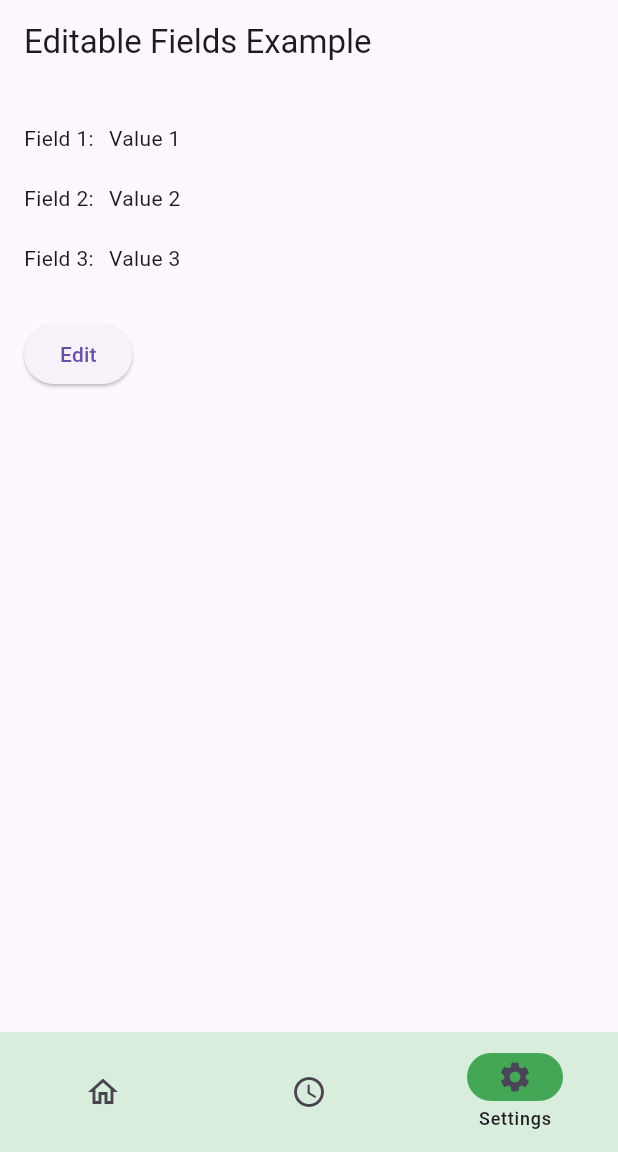
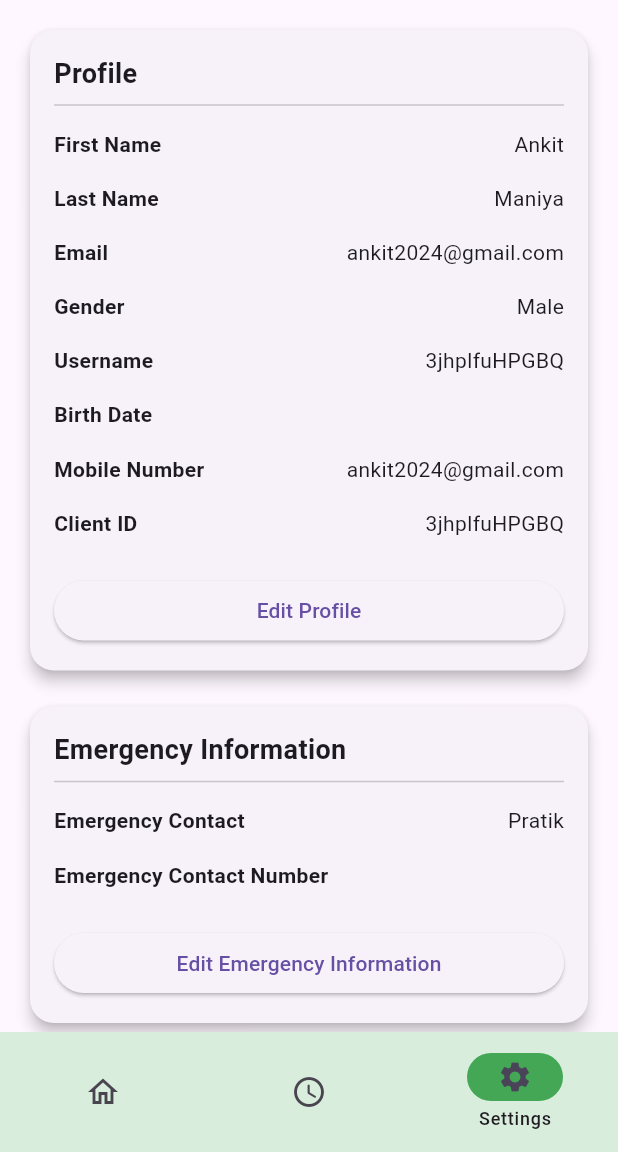
Before and after one commit to pratikboghani/shifttime, a Flutter app: the screen it shows after launch, item 3 of the bottom bar chosen, on a phone screen of 412 x 824 dp, the part 84-1236 px from its top. Run offline on Flutter 3.47's test engine with Material 3 defaults, Android fonts, the phone set to English and light mode, and no system bars; our stand-ins replace animated_splash_screen, shared_preferences; missing offline and left inert: dart:js_interop, extension.

Commit message:
User Settings prototype

```diff
--- a/lib/screens/user_setting_screen.dart
+++ b/lib/screens/user_setting_screen.dart
@@ -8,87 +8,140 @@ class UserSettingScreen extends StatelessWidget {
   @override
   Widget build(BuildContext context) {
     return MaterialApp(
+      debugShowCheckedModeBanner: false,
       home: Scaffold(
-        appBar: AppBar(
-          title: Text('Editable Fields Example'),
-        ),
-        body: EditableFields(),
+        body: SingleChildScrollView(child: UserInfoScreen(),),
       ),
     );
   }
 }
 
-class EditableFields extends StatefulWidget {
-  @override
-  _EditableFieldsState createState() => _EditableFieldsState();
-}
-
-class _EditableFieldsState extends State<EditableFields> {
-  TextEditingController _field1Controller = TextEditingController();
-  TextEditingController _field2Controller = TextEditingController();
-  TextEditingController _field3Controller = TextEditingController();
-
-  bool _isEditing = false;
-
-  @override
-  void initState() {
-    super.initState();
-    // Initialize values for non-editable fields
-    _field1Controller.text = 'Value 1';
-    _field2Controller.text = 'Value 2';
-    _field3Controller.text = 'Value 3';
-  }
-
+class UserInfoScreen extends StatelessWidget {
   @override
   Widget build(BuildContext context) {
     return Padding(
       padding: const EdgeInsets.all(16.0),
       child: Column(
-        crossAxisAlignment: CrossAxisAlignment.start,
+        crossAxisAlignment: CrossAxisAlignment.stretch,
         children: [
-          buildNonEditableField('Field 1', _field1Controller),
-          buildNonEditableField('Field 2', _field2Controller),
-          buildNonEditableField('Field 3', _field3Controller),
-          SizedBox(height: 20),
-          ElevatedButton(
-            onPressed: () {
-              setState(() {
-                // Toggle editing mode
-                _isEditing = !_isEditing;
-                // Clear text fields when entering edit mode
-                if (_isEditing) {
-                  _field1Controller.clear();
-                  _field2Controller.clear();
-                  _field3Controller.clear();
-                }
-              });
+          UserInfoCard(
+            title: 'Profile',
+            data: {
+              'First Name': 'Ankit',
+              'Last Name': 'Maniya',
+              'Email': 'ankit2024@gmail.com',
+              'Gender': 'Male',
+              'Username': '3jhplfuHPGBQ',
+              'Birth Date': '',
+              'Mobile Number': 'ankit2024@gmail.com',
+              'Client ID': '3jhplfuHPGBQ',
             },
-            child: Text(_isEditing ? 'Save' : 'Edit'),
           ),
-        ],
-      ),
-    );
-  }
-
-  Widget buildNonEditableField(String label, TextEditingController controller) {
-    return Padding(
-      padding: const EdgeInsets.symmetric(vertical: 10.0),
-      child: Row(
-        children: [
-          Text('$label:'),
-          SizedBox(width: 10),
-          Expanded(
-            child: _isEditing
-                ? TextFormField(
-              controller: controller,
-              decoration: InputDecoration(
-                border: OutlineInputBorder(),
-              ),
-            )
-                : Text(controller.text),
+          SizedBox(height: 16),
+          UserInfoCard(
+            title: 'Emergency Information',
+            data: {
+              'Emergency Contact': 'Pratik',
+              'Emergency Contact Number': '',
+            },
+          ),
+          SizedBox(height: 16),
+          UserInfoCard(
+            title: 'Password Information',
+            data: {
+              'Password': '12345678',
+            },
           ),
         ],
       ),
     );
   }
 }
+
+class UserInfoCard extends StatelessWidget {
+  final String title;
+  final Map<String, String> data;
+
+  UserInfoCard({required this.title, required this.data});
+
+  @override
+  Widget build(BuildContext context) {
+    return Card(
+      shape: RoundedRectangleBorder(
+        borderRadius: BorderRadius.circular(16),
+      ),
+      elevation: 4,
+      child: Padding(
+        padding: const EdgeInsets.all(16.0),
+        child: Column(
+          crossAxisAlignment: CrossAxisAlignment.stretch,
+          children: [
+            Text(
+              title,
+              style: TextStyle(fontSize: 18, fontWeight: FontWeight.bold),
+            ),
+            Divider(height: 16),
+            ...data.entries.map((entry) => UserInfoItem(
+              label: entry.key,
+              value: entry.value,
+            )),
+            SizedBox(height: 16),
+            ElevatedButton(
+              onPressed: () {
+                // TODO: Open edit window for this card
+                _showEditDialog(context, title, data);
+              },
+              child: Text('Edit $title'),
+            ),
+          ],
+        ),
+      ),
+    );
+  }
+
+  void _showEditDialog(BuildContext context, String title, Map<String, String> data) {
+    // TODO: Implement edit dialog
+    // This is where you can create a dialog or a separate screen for editing the data.
+    // You can use TextEditingController for text fields and other form elements.
+    // After editing, update the data accordingly.
+    // For simplicity, a placeholder message is shown here.
+    showDialog(
+      context: context,
+      builder: (BuildContext context) {
+        return AlertDialog(
+          title: Text('Edit $title'),
+          content: Text('Placeholder for edit dialog'),
+          actions: <Widget>[
+            TextButton(
+              onPressed: () {
+                Navigator.of(context).pop();
+              },
+              child: Text('Close'),
+            ),
+          ],
+        );
+      },
+    );
+  }
+}
+
+class UserInfoItem extends StatelessWidget {
+  final String label;
+  final String value;
+
+  UserInfoItem({required this.label, required this.value});
+
+  @override
+  Widget build(BuildContext context) {
+    return Padding(
+      padding: const EdgeInsets.symmetric(vertical: 8.0),
+      child: Row(
+        mainAxisAlignment: MainAxisAlignment.spaceBetween,
+        children: [
+          Text(label, style: TextStyle(fontWeight: FontWeight.bold)),
+          Text(value),
+        ],
+      ),
+    );
+  }
+}
```
